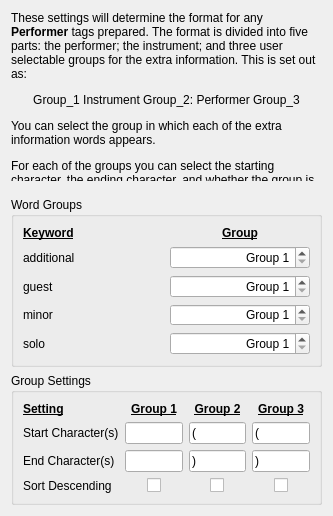
Above: plugins/format_performer_tags/options_format_performer_tags.ui from ruuda/picard-plugins before the change. Below: the same form after it.
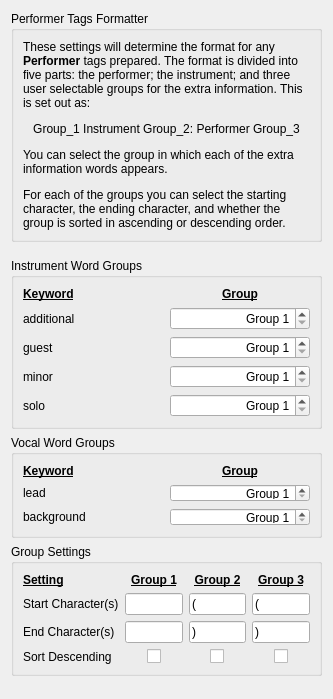
That is the form after the change.

Commit message: Correct some performer records being missed.  Added some vocals.

```diff
--- a/plugins/format_performer_tags/options_format_performer_tags.ui
+++ b/plugins/format_performer_tags/options_format_performer_tags.ui
@@ -7,7 +7,7 @@
     <x>0</x>
     <y>0</y>
     <width>333</width>
-    <height>516</height>
+    <height>699</height>
    </rect>
   </property>
   <property name="sizePolicy">
@@ -18,13 +18,28 @@
   </property>
   <layout class="QVBoxLayout">
    <item>
-    <widget class="QLabel" name="format_description">
-     <property name="text">
-      <string>&lt;html&gt;&lt;head/&gt;&lt;body&gt;&lt;p&gt;These settings will determine the format for any &lt;span style=&quot; font-weight:600;&quot;&gt;Performer&lt;/span&gt; tags prepared. The format is divided into five parts: the performer; the instrument; and three user selectable groups for the extra information. This is set out as:&lt;/p&gt;&lt;p align=&quot;center&quot;&gt;Group_1 Instrument Group_2: Performer Group_3&lt;/p&gt;&lt;p&gt;You can select the group in which each of the extra information words appears.&lt;/p&gt;&lt;p&gt;For each of the groups you can select the starting character, the ending character, and whether the group is sorted in ascending or descending order.&lt;/p&gt;&lt;/body&gt;&lt;/html&gt;</string>
+    <widget class="QGroupBox" name="groupBox">
+     <property name="minimumSize">
+      <size>
+       <width>0</width>
+       <height>50</height>
+      </size>
      </property>
-     <property name="wordWrap">
-      <bool>true</bool>
+     <property name="title">
+      <string>Performer Tags Formatter</string>
      </property>
+     <layout class="QVBoxLayout" name="verticalLayout_3">
+      <item>
+       <widget class="QLabel" name="format_description">
+        <property name="text">
+         <string>&lt;html&gt;&lt;head/&gt;&lt;body&gt;&lt;p&gt;These settings will determine the format for any &lt;span style=&quot; font-weight:600;&quot;&gt;Performer&lt;/span&gt; tags prepared. The format is divided into five parts: the performer; the instrument; and three user selectable groups for the extra information. This is set out as:&lt;/p&gt;&lt;p align=&quot;center&quot;&gt;Group_1 Instrument Group_2: Performer Group_3&lt;/p&gt;&lt;p&gt;You can select the group in which each of the extra information words appears.&lt;/p&gt;&lt;p&gt;For each of the groups you can select the starting character, the ending character, and whether the group is sorted in ascending or descending order.&lt;/p&gt;&lt;/body&gt;&lt;/html&gt;</string>
+        </property>
+        <property name="wordWrap">
+         <bool>true</bool>
+        </property>
+       </widget>
+      </item>
+     </layout>
     </widget>
    </item>
    <item>
@@ -52,7 +67,7 @@
       </sizepolicy>
      </property>
      <property name="title">
-      <string>Word Groups</string>
+      <string>Instrument Word Groups</string>
      </property>
      <layout class="QVBoxLayout" name="verticalLayout">
       <item>
@@ -88,20 +103,6 @@
           </property>
          </widget>
         </item>
-        <item row="0" column="0">
-         <widget class="QLabel" name="label">
-          <property name="font">
-           <font>
-            <weight>75</weight>
-            <bold>true</bold>
-            <underline>true</underline>
-           </font>
-          </property>
-          <property name="text">
-           <string>Keyword</string>
-          </property>
-         </widget>
-        </item>
         <item row="1" column="0">
          <widget class="QLabel" name="label_3">
           <property name="text">
@@ -166,6 +167,113 @@
         </item>
         <item row="4" column="1">
          <widget class="QSpinBox" name="format_group_solo">
+          <property name="alignment">
+           <set>Qt::AlignRight|Qt::AlignTrailing|Qt::AlignVCenter</set>
+          </property>
+          <property name="prefix">
+           <string>Group </string>
+          </property>
+          <property name="minimum">
+           <number>1</number>
+          </property>
+          <property name="maximum">
+           <number>3</number>
+          </property>
+         </widget>
+        </item>
+        <item row="0" column="0">
+         <widget class="QLabel" name="label_14">
+          <property name="font">
+           <font>
+            <weight>75</weight>
+            <bold>true</bold>
+            <underline>true</underline>
+           </font>
+          </property>
+          <property name="text">
+           <string>Keyword</string>
+          </property>
+         </widget>
+        </item>
+       </layout>
+      </item>
+     </layout>
+    </widget>
+   </item>
+   <item>
+    <widget class="QGroupBox" name="groupBox_2">
+     <property name="minimumSize">
+      <size>
+       <width>0</width>
+       <height>50</height>
+      </size>
+     </property>
+     <property name="title">
+      <string>Vocal Word Groups</string>
+     </property>
+     <layout class="QHBoxLayout" name="horizontalLayout">
+      <item>
+       <layout class="QGridLayout" name="gridLayout">
+        <item row="1" column="1">
+         <widget class="QSpinBox" name="format_group_lead">
+          <property name="alignment">
+           <set>Qt::AlignRight|Qt::AlignTrailing|Qt::AlignVCenter</set>
+          </property>
+          <property name="prefix">
+           <string>Group </string>
+          </property>
+          <property name="minimum">
+           <number>1</number>
+          </property>
+          <property name="maximum">
+           <number>3</number>
+          </property>
+         </widget>
+        </item>
+        <item row="1" column="0">
+         <widget class="QLabel" name="label_16">
+          <property name="text">
+           <string>lead</string>
+          </property>
+         </widget>
+        </item>
+        <item row="0" column="1" alignment="Qt::AlignHCenter|Qt::AlignVCenter">
+         <widget class="QLabel" name="label_15">
+          <property name="font">
+           <font>
+            <weight>75</weight>
+            <bold>true</bold>
+            <underline>true</underline>
+           </font>
+          </property>
+          <property name="text">
+           <string>Group</string>
+          </property>
+         </widget>
+        </item>
+        <item row="0" column="0" alignment="Qt::AlignLeft|Qt::AlignVCenter">
+         <widget class="QLabel" name="label">
+          <property name="font">
+           <font>
+            <weight>75</weight>
+            <bold>true</bold>
+            <underline>true</underline>
+           </font>
+          </property>
+          <property name="text">
+           <string>Keyword</string>
+          </property>
+         </widget>
+        </item>
+        <item row="2" column="0">
+         <widget class="QLabel" name="label_17">
+          <property name="text">
+           <string>background</string>
+          </property>
+         </widget>
+        </item>
+        <item row="2" column="1">
+         <widget class="QSpinBox" name="format_group_background">
           <property name="alignment">
            <set>Qt::AlignRight|Qt::AlignTrailing|Qt::AlignVCenter</set>
           </property>
```
The commit also changes 3 other files.
